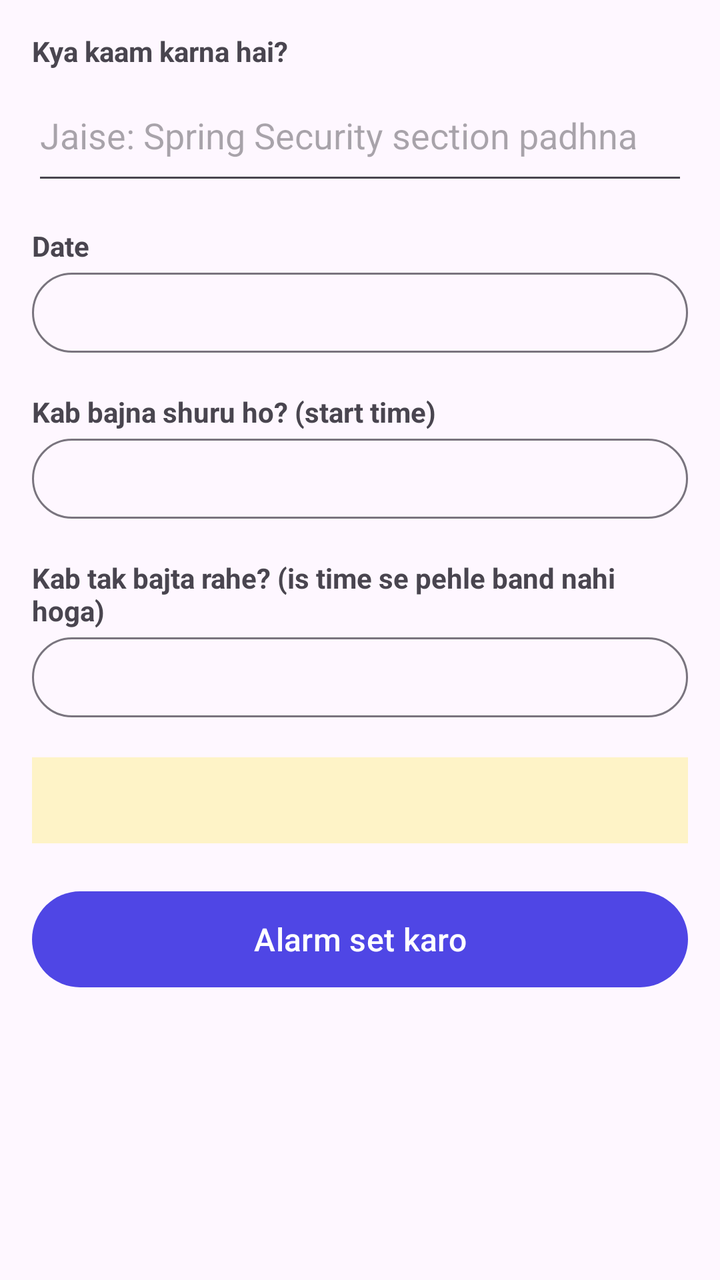
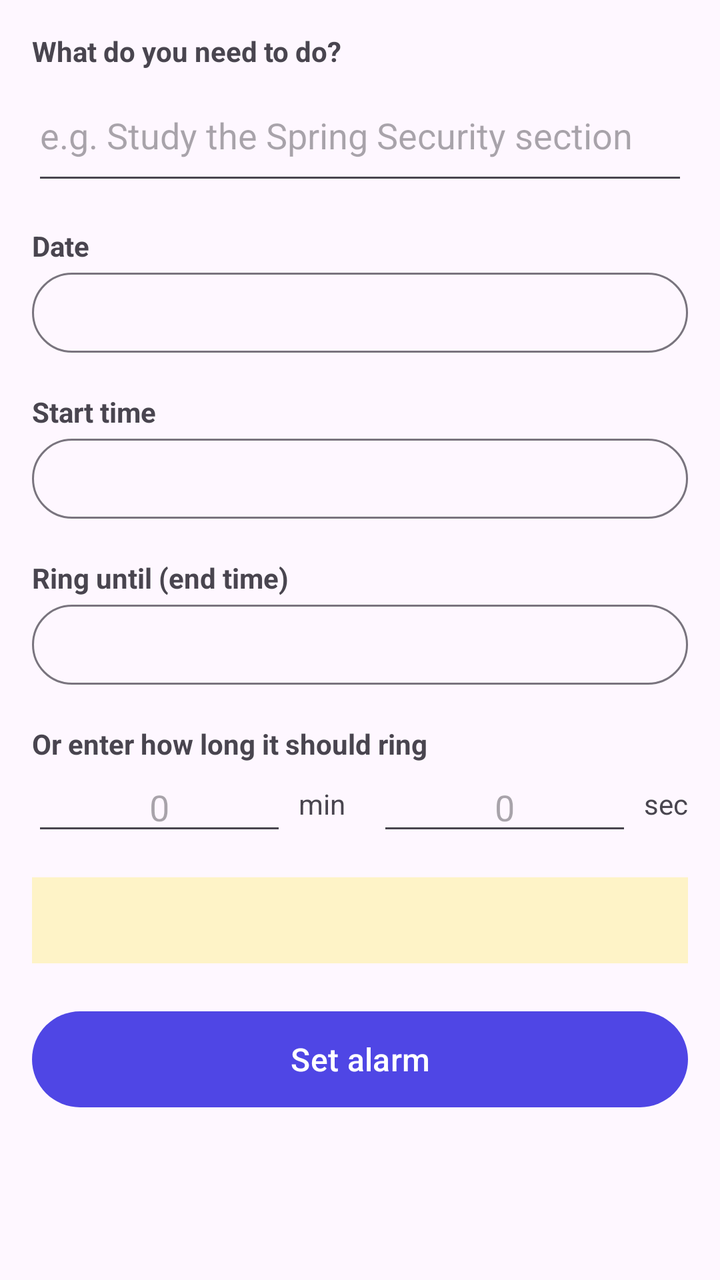

Compare the two renders of this Android layout. The source of the first and the diff that turns it into the second are given below.
<!-- AndroidManifest.xml: application theme Theme.AlertAlarm -->
<!-- res/layout/activity_add_reminder.xml -->
<?xml version="1.0" encoding="utf-8"?>
<ScrollView xmlns:android="http://schemas.android.com/apk/res/android"
    android:layout_width="match_parent"
    android:layout_height="match_parent">

    <LinearLayout
        android:layout_width="match_parent"
        android:layout_height="wrap_content"
        android:orientation="vertical"
        android:padding="16dp">

        <TextView
            android:layout_width="wrap_content"
            android:layout_height="wrap_content"
            android:text="Kya kaam karna hai?"
            android:textStyle="bold" />

        <EditText
            android:id="@+id/taskInput"
            android:layout_width="match_parent"
            android:layout_height="wrap_content"
            android:hint="Jaise: Spring Security section padhna"
            android:inputType="textCapSentences|textMultiLine"
            android:minLines="2" />

        <TextView
            android:layout_width="wrap_content"
            android:layout_height="wrap_content"
            android:layout_marginTop="16dp"
            android:text="Date"
            android:textStyle="bold" />

        <Button
            android:id="@+id/dateButton"
            style="?attr/materialButtonOutlinedStyle"
            android:layout_width="match_parent"
            android:layout_height="wrap_content" />

        <TextView
            android:layout_width="wrap_content"
            android:layout_height="wrap_content"
            android:layout_marginTop="16dp"
            android:text="Kab bajna shuru ho? (start time)"
            android:textStyle="bold" />

        <Button
            android:id="@+id/startButton"
            style="?attr/materialButtonOutlinedStyle"
            android:layout_width="match_parent"
            android:layout_height="wrap_content" />

        <TextView
            android:layout_width="wrap_content"
            android:layout_height="wrap_content"
            android:layout_marginTop="16dp"
            android:text="Kab tak bajta rahe? (is time se pehle band nahi hoga)"
            android:textStyle="bold" />

        <Button
            android:id="@+id/endButton"
            style="?attr/materialButtonOutlinedStyle"
            android:layout_width="match_parent"
            android:layout_height="wrap_content" />

        <TextView
            android:id="@+id/previewText"
            android:layout_width="match_parent"
            android:layout_height="wrap_content"
            android:layout_marginTop="16dp"
            android:background="@color/banner_bg"
            android:padding="12dp"
            android:textColor="@color/banner_text" />

        <Button
            android:id="@+id/saveButton"
            android:layout_width="match_parent"
            android:layout_height="wrap_content"
            android:layout_marginTop="20dp"
            android:minHeight="56dp"
            android:text="Alarm set karo"
            android:textSize="16sp" />
    </LinearLayout>
</ScrollView>
<!-- resources referenced by this layout -->
<resources>
  <color name="banner_bg">#FEF3C7</color>
  <color name="banner_text">#92400E</color>
  <style name="Theme.AlertAlarm" parent="Theme.Material3.DayNight">
          <item name="colorPrimary">@color/brand</item>
      </style>
  <color name="brand">#4F46E5</color>
</resources>

<!-- the commit's change to res/layout/activity_add_reminder.xml (unified diff, before → after) -->
@@ -12,14 +12,14 @@
         <TextView
             android:layout_width="wrap_content"
             android:layout_height="wrap_content"
-            android:text="Kya kaam karna hai?"
+            android:text="What do you need to do?"
             android:textStyle="bold" />
 
         <EditText
             android:id="@+id/taskInput"
             android:layout_width="match_parent"
             android:layout_height="wrap_content"
-            android:hint="Jaise: Spring Security section padhna"
+            android:hint="e.g. Study the Spring Security section"
             android:inputType="textCapSentences|textMultiLine"
             android:minLines="2" />
 
@@ -40,7 +40,7 @@
             android:layout_width="wrap_content"
             android:layout_height="wrap_content"
             android:layout_marginTop="16dp"
-            android:text="Kab bajna shuru ho? (start time)"
+            android:text="Start time"
             android:textStyle="bold" />
 
         <Button
@@ -53,7 +53,7 @@
             android:layout_width="wrap_content"
             android:layout_height="wrap_content"
             android:layout_marginTop="16dp"
-            android:text="Kab tak bajta rahe? (is time se pehle band nahi hoga)"
+            android:text="Ring until (end time)"
             android:textStyle="bold" />
 
         <Button
@@ -61,6 +61,55 @@
             style="?attr/materialButtonOutlinedStyle"
             android:layout_width="match_parent"
             android:layout_height="wrap_content" />
+
+        <TextView
+            android:layout_width="wrap_content"
+            android:layout_height="wrap_content"
+            android:layout_marginTop="16dp"
+            android:text="Or enter how long it should ring"
+            android:textStyle="bold" />
+
+        <LinearLayout
+            android:layout_width="match_parent"
+            android:layout_height="wrap_content"
+            android:gravity="center_vertical"
+            android:orientation="horizontal">
+
+            <EditText
+                android:id="@+id/minutesInput"
+                android:layout_width="0dp"
+                android:layout_height="wrap_content"
+                android:layout_weight="1"
+                android:gravity="center"
+                android:hint="0"
+                android:inputType="number"
+                android:maxLength="3"
+                android:selectAllOnFocus="true" />
+
+            <TextView
+                android:layout_width="wrap_content"
+                android:layout_height="wrap_content"
+                android:layout_marginStart="6dp"
+                android:layout_marginEnd="16dp"
+                android:text="min" />
+
+            <EditText
+                android:id="@+id/secondsInput"
+                android:layout_width="0dp"
+                android:layout_height="wrap_content"
+                android:layout_weight="1"
+                android:gravity="center"
+                android:hint="0"
+                android:inputType="number"
+                android:maxLength="2"
+                android:selectAllOnFocus="true" />
+
+            <TextView
+                android:layout_width="wrap_content"
+                android:layout_height="wrap_content"
+                android:layout_marginStart="6dp"
+                android:text="sec" />
+        </LinearLayout>
 
         <TextView
             android:id="@+id/previewText"
@@ -77,7 +126,7 @@
             android:layout_height="wrap_content"
             android:layout_marginTop="20dp"
             android:minHeight="56dp"
-            android:text="Alarm set karo"
+            android:text="Set alarm"
             android:textSize="16sp" />
     </LinearLayout>
 </ScrollView>
